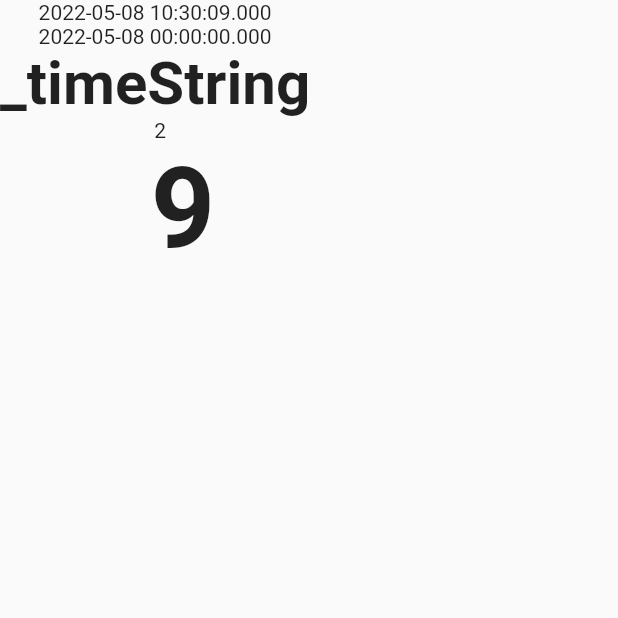
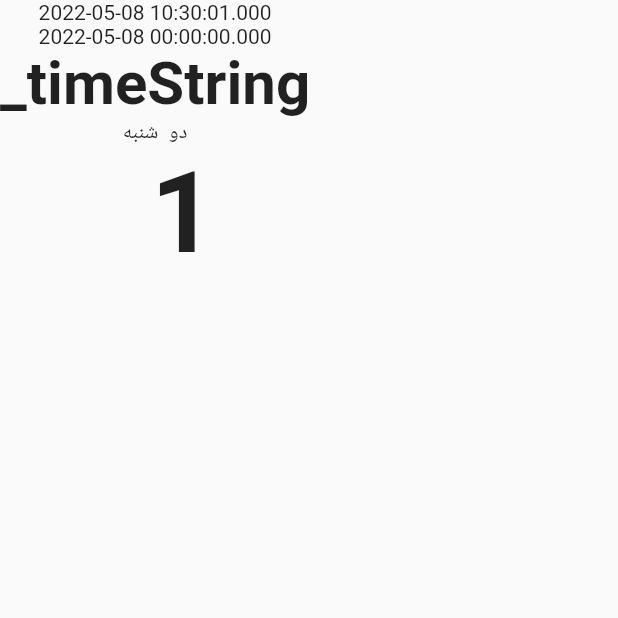
Before and after one commit to saeed-molaei-dev/Reminder, a Flutter app: the HomePage screen opened directly, on a phone screen of 412 x 824 dp, the top half of it. Run offline on Flutter 3.47's test engine with Material 2 defaults, Android fonts, the phone set to English and light mode, and no system bars; our stand-ins replace shamsi_date, shared_preferences; accounts and stored records are empty; Roboto replaces fonts that are missing (BKoodak).

Commit message:
new updata

```diff
--- a/lib/MiniClass.dart
+++ b/lib/MiniClass.dart
@@ -34,7 +34,7 @@ class CustomButton extends StatelessWidget {
             onPressed: () => onPressed(),
             child: Text(
               title,
-              style: TextStyle(color: textColor, fontSize: 20),
+              style: TextStyle(color: textColor, fontSize: 20,),
             )),
       ),
     ]);
@@ -112,3 +112,15 @@ class DialogBottom {
     );
   }
 }
+  Map<int, String> weekDayName = {
+    0: 'شنبه',
+    1: 'یک شنبه',
+    2: 'دو  شنبه',
+    3: 'سه شنبه',
+    4: 'چهار شنبه',
+    5: 'پنج شنبه',
+    6: 'جمعه'
+  };
+class WeekDayName {
+
+}
--- a/lib/Pages/HomePage.dart
+++ b/lib/Pages/HomePage.dart
@@ -3,6 +3,7 @@
 import 'dart:async';
 import 'package:flutter/material.dart';
 import 'package:intl/intl.dart';
+import 'package:reminder/MiniClass.dart';
 import 'package:shamsi_date/shamsi_date.dart';
 
 class HomePage extends StatefulWidget {
@@ -23,7 +24,7 @@ class _HomePageState extends State<HomePage> {
     DateTime now = DateTime.now();
     DateTime date = DateTime(now.year, now.month, now.day);
     Jalali j1 = now.toJalali();
-    print(' $j1');
+    // print(' $j1');
     return Scaffold(
       body: Column(
         children: [
@@ -37,7 +38,7 @@ class _HomePageState extends State<HomePage> {
               fontWeight: FontWeight.bold,
             ),
           ),
-          Text('  ${j1.weekDay}'),
+          Text('${weekDayName[j1.weekDay]}'),
           Text(
             '  ${j1.second}',
             style: TextStyle(
--- a/lib/Pages/Login/LoginPage.dart
+++ b/lib/Pages/Login/LoginPage.dart
@@ -92,6 +92,7 @@ class _LoginState extends State<Login> {
             ),
             /*Button*/ Opacity(
               opacity: counterNumber == true ? 1 : 0.5,
+
               child: CustomButton(
                 title: 'ارسال',
                 color: Colors.blue,
--- a/lib/Pages/Login/VerifyPage.dart
+++ b/lib/Pages/Login/VerifyPage.dart
@@ -237,10 +237,6 @@ class _VerifyPageState extends State<VerifyPage> {
                       ),
                     );
                   }
-
-                  // UserInformation.setMobile(
-                  //     context, widget.phoneNumber.toString());
-                  // UserInformation.setToken(context, verifycode.toString());
                 } else {
                   setState(() {
                     DialogBottom.show(context);
--- a/lib/Pages/time.dart
+++ b/lib/Pages/time.dart
@@ -23,7 +23,7 @@ class _HomePageState extends State<HomePage> {
     DateTime now = DateTime.now();
     DateTime date = DateTime(now.year, now.month, now.day);
     Jalali j1 = now.toJalali();
-    print(' $j1');
+    // print(' $j1');
     return Scaffold(
       body: Column(
         children: [
--- a/lib/main.dart
+++ b/lib/main.dart
@@ -7,6 +7,7 @@ import 'package:reminder/Login/LoginPage.dart';
 import 'package:reminder/Login/VerifyPage.dart';
 import 'package:reminder/Pages/HomePage.dart';
 import 'package:reminder/Pages/Login/Splash.dart';
+import 'package:reminder/Pages/NewEventPage.dart';
 import 'package:reminder/Provider/MainProvider.dart';
 
 void main() {
@@ -28,7 +29,6 @@ class Riminder extends StatefulWidget {
 }
 
 class _RiminderState extends State<Riminder> {
-
   @override
   Widget build(BuildContext context) {
     return MaterialApp(
@@ -41,7 +41,7 @@ class _RiminderState extends State<Riminder> {
       home: Directionality(
         textDirection: TextDirection.rtl,
         // child: Splash(),
-        child: HomePage(),
+        child: NewEventPage(),
       ), /*finaly*/
     );
   }
```
Also changed, not shown: lib/Pages/NewEventPage.dart (added, +42 -0 lines).
